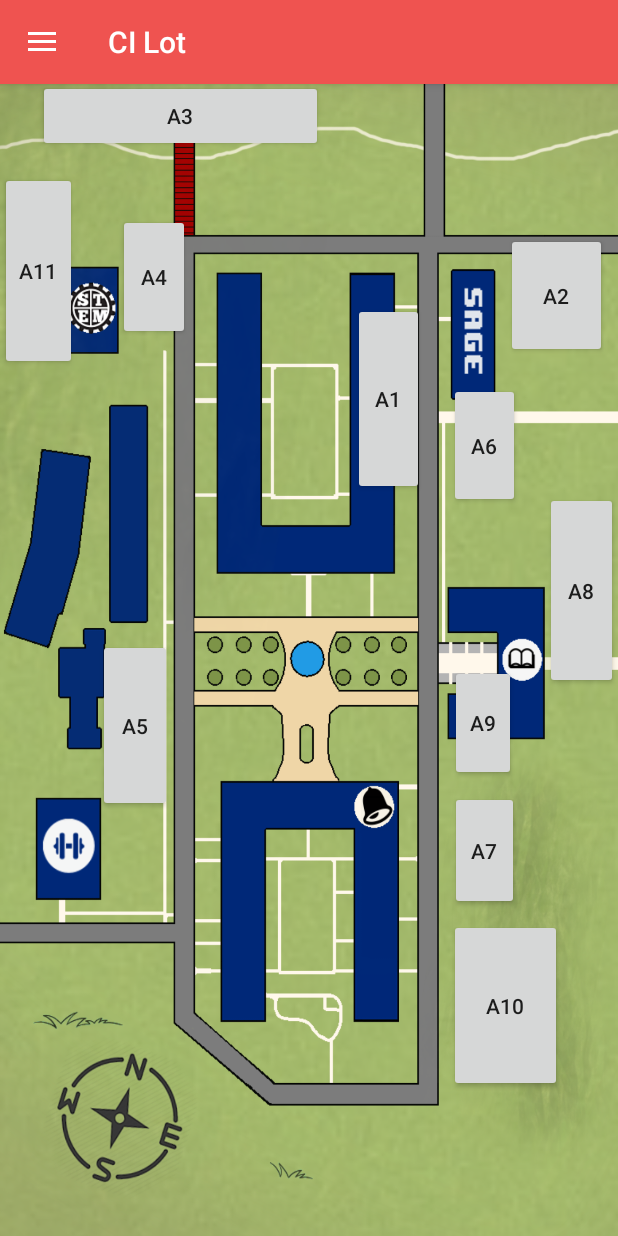
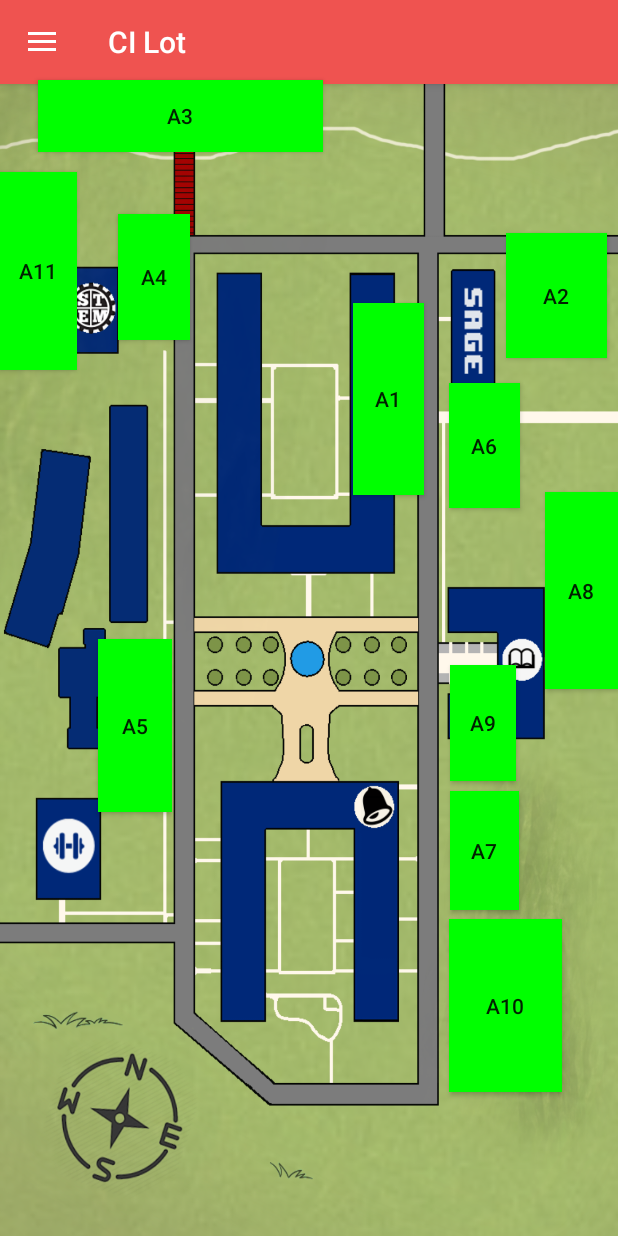
Before and after one commit to tejas-schdv/CILot, an Android app: the screen it shows after launch (MainActivity), in the side drawer, after a tap on "Lot A4", on a phone screen of 412 x 824 dp. Run offline under Robolectric (Android 15) with nearby library versions, the phone set to English and light mode, and no system bars; our stand-ins replace Firebase (no records; nobody signed in at launch, a user with empty details on screens opened directly); libraries missing offline, so code that uses them is left out: com.github.mikephil.charting; 11 statements that could not run were skipped.

Commit message:
Live graph and live button colors
Everytime app is booted, current_status for each lot is updated to most current hour and poll data is updated to base data  if needed. The graphs current hour bar updates in real time as well as the map button colors.

```diff
--- a/app/src/main/java/com/example/cilot/LotReportSheetDialog.java
+++ b/app/src/main/java/com/example/cilot/LotReportSheetDialog.java
@@ -128,7 +128,6 @@ public class LotReportSheetDialog extends BottomSheetDialogFragment {
 
 
 
-
         btnSubmitPoll.setOnClickListener(new View.OnClickListener() {
             @Override
             public void onClick(View v) {
@@ -251,6 +250,14 @@ public class LotReportSheetDialog extends BottomSheetDialogFragment {
         database.addValueEventListener(new ValueEventListener() {
             @Override
             public void onDataChange(@NonNull DataSnapshot dataSnapshot) {
+                String currentRes = dataSnapshot.child("current_status").child("respondants").getValue().toString();
+                float currentResFloat = Float.parseFloat(currentRes);
+                String currentPolls = dataSnapshot.child("current_status").child("polls").getValue().toString();
+                float currentPollsFloat = Float.parseFloat(currentPolls);
+                float currentAvg = currentPollsFloat/currentResFloat;
+
+
+
 
                 String[] times = {"6am", "7am", "8am", "9am", "10am", "11am", "12pm",
                         "1pm", "2pm", "3pm", "4pm", "5pm", "6pm"};
@@ -266,38 +273,19 @@ public class LotReportSheetDialog extends BottomSheetDialogFragment {
                 }
 
 
-                /*float[] averages = new float[polls.length];
 
-                for(int i = 0; i < polls.length; i++)
-                {
-                    //turn string polls into an int array
-                    String[] stringArray = polls[i].split(",");
-                    int[] intArray = new int[stringArray.length];
-                    for (int j = 0; j < stringArray.length; j++) {
-                        String numberAsString = stringArray[j];
-                        intArray[j] = Integer.parseInt(numberAsString);
-                    }
+                //replace current bar hour in graph with live data
+                ArrayList<BarEntry> barEntries = new ArrayList<>();
+                int currentHour = calendar.get(Calendar.HOUR_OF_DAY);
+                baseDataFloat[currentHour - START_TIME] = currentAvg;
 
-                    //calculate average of poll
-                    float avg = 0;
-                    for (int j = 0; j < intArray.length; j++) {
-                        avg += intArray[j];
-                    }
-                    avg /= intArray.length;
-                    averages[i] = avg;
-                    //String tvAvg = Float.toString(avg);
-                }*/
 
-                ////////////////////////////////////////
                 //place data into graph
-                ArrayList<BarEntry> barEntries = new ArrayList<>();
-
-                for(int i = 0; i < baseDataFloat.length; i++)
-                {
+                for (int i = 0; i < baseDataFloat.length; i++) {
                     barEntries.add(new BarEntry(i, baseDataFloat[i]));
                 }
+
                 BarDataSet barDataSet = new BarDataSet(barEntries, "0");
-
 
                 BarData data = new BarData(barDataSet);
                 barChart.setData(data);
@@ -305,9 +293,6 @@ public class LotReportSheetDialog extends BottomSheetDialogFragment {
                 //highlight current hour
                 barDataSet.setHighlightEnabled(true);
                 barDataSet.setHighLightColor(Color.BLACK);
-
-                int currentHour = calendar.get(Calendar.HOUR_OF_DAY);
-                //int currentHour = 16;
 
                 if(currentHour > START_TIME-1 && currentHour < END_TIME+1)
                 {
@@ -321,7 +306,9 @@ public class LotReportSheetDialog extends BottomSheetDialogFragment {
                 Description description = barChart.getDescription();
                 description.setEnabled(false);
 
-                barChart.setFitBars(true);
+                //barChart.setFitBars(true);
+                barChart.getAxisLeft().setAxisMinimum(1f);
+                barChart.getAxisLeft().setAxisMaximum(3f);
 
                 YAxis left = barChart.getAxisLeft();
                 left.setDrawLabels(false); // no axis labels
@@ -364,8 +351,6 @@ public class LotReportSheetDialog extends BottomSheetDialogFragment {
                 xAxis.setValueFormatter(new MyXAxisFormatter());
 
 
-
-
                 //disable legend
                 Legend legend = barChart.getLegend();
                 legend.setEnabled(false);
@@ -387,36 +372,7 @@ public class LotReportSheetDialog extends BottomSheetDialogFragment {
                 int tvColor = Color.GREEN;
                 String tvCurrentStatus = "OPEN";
 
-                /*if(currentHour > START_TIME-1 && currentHour < END_TIME+1)
-                    currentStatus = averages[currentHour-START_TIME];
 
-                if(currentStatus <= OPEN) {
-                    tvCurrentStatus = "OPEN";
-                    tvColor = Color.GREEN;
-                }
-                else if(currentStatus <= MODERATE && currentStatus > OPEN) {
-                    tvCurrentStatus = "MODERATE";
-                    tvColor = Color.YELLOW;
-                }
-                else if(currentStatus <= FULL && currentStatus > MODERATE) {
-                    tvCurrentStatus = "FULL";
-                    tvColor = Color.RED;
-                }*/
-
-
-               // int timeIndex = time - START_TIME;
-
-                /*char[] temp = currentStatusTime.toCharArray();
-
-                //0 determines int time, 1 and 2 determine am or pm
-                int time = Integer.parseInt(Character.toString(temp[0]));
-                int timeIndex;
-
-                //if time is am
-                if(temp[1] == 'a')
-                    timeIndex = time - START_TIME;
-                else //if time is pm
-                    timeIndex = time + START_TIME;*/
 
                 //Grab most recent data from base data
                 String currentStatusTime = dataSnapshot.child("current_status").child("time").getValue().toString();
@@ -428,6 +384,8 @@ public class LotReportSheetDialog extends BottomSheetDialogFragment {
                     basePoll = OPEN;
                 else
                     basePoll = Float.parseFloat(dataSnapshot.child(dbDay).child(times[currentHour-START_TIME]).getValue().toString());
+
+
                 if(currentHour != time)
                 {
                     currentStatusTimeDatabase.setValue(currentHour);
@@ -435,7 +393,7 @@ public class LotReportSheetDialog extends BottomSheetDialogFragment {
                     respondantsDatabase.setValue(1);
                 }
 
-                //Set curretn status textviews
+                //Set current status textviews
                 if(currentStatus >= 1 && currentStatus <= 1.4) {
                     tvCurrentStatus = "OPEN";
                     tvColor = Color.GREEN;
--- a/app/src/main/java/com/example/cilot/MainActivity.java
+++ b/app/src/main/java/com/example/cilot/MainActivity.java
@@ -50,6 +50,8 @@ public class MainActivity extends AppCompatActivity implements NavigationView.On
     private DrawerLayout drawer;
 
     DatabaseReference database;
+    DatabaseReference buttonColors;
+    DatabaseReference buttonColors2;
 
     @Override
     protected void onCreate(Bundle savedInstanceState) {
@@ -68,7 +70,7 @@ public class MainActivity extends AppCompatActivity implements NavigationView.On
         Button button_a10 = findViewById(R.id.button_a10);
         Button button_a11 = findViewById(R.id.button_a11);
 
-        Button[] mapButtons = {button_a1, button_a2, button_a3, button_a4, button_a5, button_a6,
+        final Button[] mapButtons = {button_a1, button_a2, button_a3, button_a4, button_a5, button_a6,
                 button_a7, button_a8, button_a9, button_a10, button_a11};
 
         button_a1.setOnClickListener(this);
@@ -86,13 +88,6 @@ public class MainActivity extends AppCompatActivity implements NavigationView.On
         Toolbar toolbar = findViewById(R.id.toolbar);
         setSupportActionBar(toolbar);
 
-        //Change button colors
-        String[] lotNames = {"A1", "A2", "A3", "A4", "A5", "A6","A7", "A8", "A9", "A10", "A11"};
-        //CHANGE 3 to NUMBER_OF_LOTS (WE ONLY HAVE DATA FOR 3 LOTS)
-        for(int k = 0; k < lotNames.length; k++)
-        {
-            //changeButtonColors(mapButtons[k], lotNames[k]);
-        }
 
         drawer = findViewById(R.id.drawer_layout);
 
@@ -101,6 +96,27 @@ public class MainActivity extends AppCompatActivity implements NavigationView.On
         ActionBarDrawerToggle toggle = new ActionBarDrawerToggle(this, drawer, toolbar, R.string.navigation_drawer_open, R.string.navigation_drawer_close);
         drawer.addDrawerListener(toggle);
         toggle.syncState();
+
+
+        //change button colors
+        buttonColors = FirebaseDatabase.getInstance().getReference().child("lots");
+        buttonColors.addValueEventListener(new ValueEventListener() {
+            @Override
+            public void onDataChange(@NonNull DataSnapshot dataSnapshot) {
+                String[] lotNames = {"A1", "A2", "A3", "A4", "A5", "A6","A7", "A8", "A9", "A10", "A11"};
+                for(int k = 0; k < lotNames.length; k++)
+                {
+                    changeButtonColors(mapButtons[k], lotNames[k]);
+                }
+
+
+            }
+
+            @Override
+            public void onCancelled(@NonNull DatabaseError databaseError) {
+
+            }
+        });
 
     }
 
@@ -239,16 +255,20 @@ public class MainActivity extends AppCompatActivity implements NavigationView.On
         }
     }
 
-    /*public void changeButtonColors(final Button button, final String lotNameParam){
+    public void changeButtonColors(final Button button, final String lotNameParam){
+        buttonColors2 = FirebaseDatabase.getInstance().getReference().child("lots").child(lotNameParam);
+
+        buttonColors2.addValueEventListener(new ValueEventListener() {
+                @Override
+
+                public void onDataChange(@NonNull DataSnapshot dataSnapshot) {
+
+                    //update current statuses
+                    String[] times = {"6am", "7am", "8am", "9am", "10am", "11am", "12pm",
+                            "1pm", "2pm", "3pm", "4pm", "5pm", "6pm"};
                     Calendar calendar = Calendar.getInstance();
-        int currDay;
-        final String dbDay;
-
-        currDay = calendar.get(Calendar.DAY_OF_WEEK);
-        final int currentHour = calendar.get(Calendar.HOUR_OF_DAY);
-
-
-
+                    int currDay = calendar.get(Calendar.DAY_OF_WEEK);
+                    String dbDay = null;
                     switch(currDay)
                     {
                         case Calendar.SUNDAY:
@@ -271,68 +291,49 @@ public class MainActivity extends AppCompatActivity implements NavigationView.On
                             dbDay = "monday";
                             break;
                         case Calendar.SATURDAY:
-                dbDay = "saturday";
+                            dbDay = "monday";
                             break;
-            default:
-                throw new IllegalStateException("Unexpected value: " + currDay);
+                    }
+                    String currentStatusTime = dataSnapshot.child("current_status").child("time").getValue().toString();
+                    int time = Integer.parseInt(currentStatusTime);
+                    int currentHour = calendar.get(Calendar.HOUR_OF_DAY);
+                    DatabaseReference pollDatabase;
+                    DatabaseReference currentStatusTimeDatabase;
+                    DatabaseReference respondantsDatabase;
+                    respondantsDatabase = FirebaseDatabase.getInstance().getReference().child("lots").child(lotNameParam).child("current_status").child("respondants");
+                    currentStatusTimeDatabase = FirebaseDatabase.getInstance().getReference().child("lots").child(lotNameParam).child("current_status").child("time");
+                    pollDatabase = FirebaseDatabase.getInstance().getReference().child("lots").child(lotNameParam).child("current_status").child("polls");
+                    float basePoll;
+                    //check if currentHour is in between start time and end time, if not set default to open
+                    if(currentHour < START_TIME || currentHour > END_TIME)
+                        basePoll = OPEN;
+                    else
+                        basePoll = Float.parseFloat(dataSnapshot.child(dbDay).child(times[currentHour-START_TIME]).getValue().toString());
+                    if(currentHour != time)
+                    {
+                        currentStatusTimeDatabase.setValue(currentHour);
+                        pollDatabase.setValue(basePoll);
+                        respondantsDatabase.setValue(1);
                     }
 
+                    //change colors
+                    int btnColor = Color.GREEN;
+                    float polls = Float.parseFloat(dataSnapshot.child("current_status").child("polls").getValue().toString());
+                    int respondants = Integer.parseInt((dataSnapshot.child("current_status").child("respondants").getValue().toString()));
 
-            database = FirebaseDatabase.getInstance().getReference().child("lots").child(lotNameParam);
-            database.addValueEventListener(new ValueEventListener() {
-                @Override
-                public void onDataChange(@NonNull DataSnapshot dataSnapshot) {
+                    float currentStatus = polls/respondants;
 
-                    String[] times = {"6am", "7am", "8am", "9am", "10am", "11am", "12pm",
-                            "1pm", "2pm", "3pm", "4pm", "5pm", "6pm"};
-                    String[] polls = new String[times.length];
-
-                    //retrieve data form database
-                  //  String lotName = dataSnapshot.child("lot_name").getValue().toString();
-                    for (int i = 0; i < times.length; i++) {
-                        polls[i] = dataSnapshot.child("day").child(dbDay).child("hour").child(times[i]).child("polls").getValue().toString();
+                    if(currentStatus >= 1 && currentStatus <= 1.4) {
+                        btnColor = Color.GREEN;
+                    }
+                    else if(currentStatus > 1.4 && currentStatus < 2.4) {
+                        btnColor = Color.YELLOW;
+                    }
+                    else if(currentStatus >= 2.4 && currentStatus <= 3) {
+                        btnColor = Color.RED;
                     }
 
-                    float[] averages = new float[polls.length];
-
-                    for (int i = 0; i < polls.length; i++) {
-                        //turn string polls into an int array
-                        String[] stringArray = polls[i].split(",");
-                        int[] intArray = new int[stringArray.length];
-                        for (int j = 0; j < stringArray.length; j++) {
-                            String numberAsString = stringArray[j];
-                            intArray[j] = Integer.parseInt(numberAsString);
-                        }
-
-                        //calculate average of poll
-                        float avg = 0;
-                        for (int j = 0; j < intArray.length; j++) {
-                            avg += intArray[j];
-                        }
-                        avg /= intArray.length;
-                        averages[i] = avg;
-                        //String tvAvg = Float.toString(avg);
-                    }
-
-                    float currentStatus = 0;
-                    int tvColor = Color.GREEN;
-
-                    if (currentHour > START_TIME - 1 && currentHour < END_TIME + 1)
-                        currentStatus = averages[currentHour - START_TIME];
-
-                    if (currentStatus <= OPEN) {
-                        tvColor = Color.GREEN;
-                        button.setTextColor(Color.BLACK);
-                    } else if (currentStatus <= MODERATE && currentStatus > OPEN) {
-                        tvColor = Color.YELLOW;
-                        button.setTextColor(Color.BLACK);
-                    } else if (currentStatus <= FULL && currentStatus > MODERATE) {
-                        tvColor = Color.RED;
-                        button.setTextColor(Color.WHITE);
-                    }
-
-                    //set views
-                    button.setBackgroundColor(tvColor);
+                    button.setBackgroundColor(btnColor);
 
                 }
 
@@ -341,6 +342,8 @@ public class MainActivity extends AppCompatActivity implements NavigationView.On
 
                 }
             });
-        }*/
+        }
+
+        //public void updateCurrentStatus
 
     }
```
Lines whose indentation alone changed are shown as unchanged.
